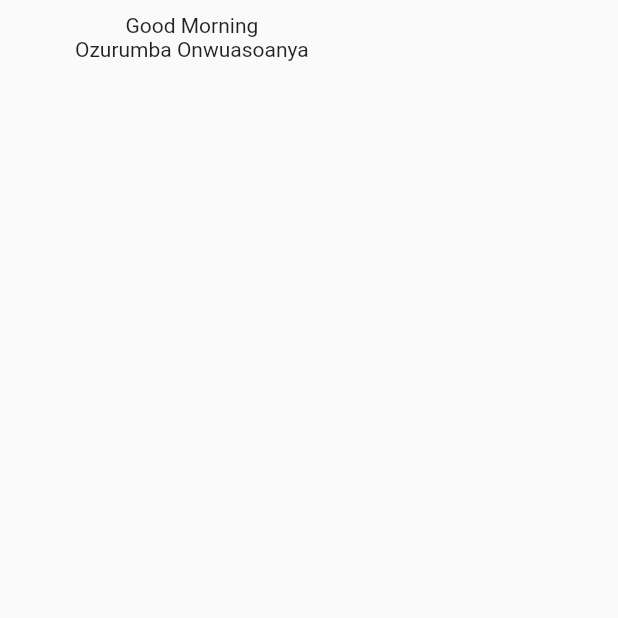
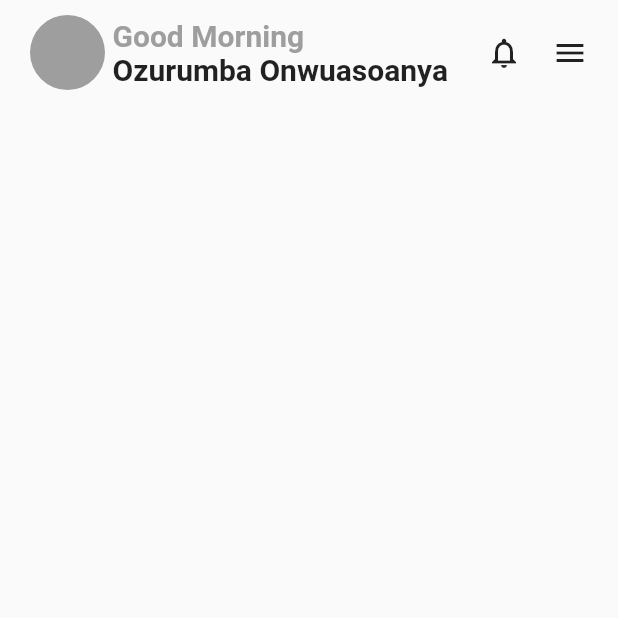
Before and after one commit to Ozurumba007/Job-Finder-App, a Flutter app: the HomeScreen screen opened directly, on a phone screen of 412 x 824 dp, the top half of it. Run offline on Flutter 3.47's test engine with Material 2 defaults, Android fonts, the phone set to English and light mode, and no system bars.

Commit message:
added a gesture detector to custom button \ created a folder called component \ created a custom_app_bar file in the component folder \ added the custom_app_bar to the home_screen

```diff
--- /dev/null
+++ b/lib/component/custom_app_bar.dart
@@ -0,0 +1,54 @@
+import 'package:flutter/material.dart';
+
+class CustomAppBar extends StatelessWidget {
+  const CustomAppBar({super.key});
+
+  @override
+  Widget build(BuildContext context) {
+    return Row(
+      mainAxisAlignment: MainAxisAlignment.spaceBetween,
+      children: [
+        Row(
+          children: [
+            Container(
+              height: 50,
+              width: 50,
+              decoration: BoxDecoration(
+                borderRadius: BorderRadius.circular(25),
+                color: Colors.grey,
+              ),
+            ),
+            SizedBox(width: 5),
+            Column(
+              crossAxisAlignment: CrossAxisAlignment.start,
+              children: [
+                Text(
+                  'Good Morning',
+                  style: TextStyle(
+                    fontSize: 20,
+                    fontWeight: FontWeight.bold,
+                    color: Colors.grey[500],
+                  ),
+                ),
+                Text(
+                  'Ozurumba Onwuasoanya',
+                  style: TextStyle(
+                    fontSize: 20,
+                    fontWeight: FontWeight.bold,
+                  ),
+                ),
+              ],
+            ),
+          ],
+        ),
+        Row(
+          children: [
+            Icon(Icons.notifications_outlined),
+            SizedBox(width: 20),
+            Icon(Icons.menu)
+          ],
+        ),
+      ],
+    );
+  }
+}
--- a/lib/screens/home_screen.dart
+++ b/lib/screens/home_screen.dart
@@ -1,4 +1,5 @@
 import 'package:flutter/material.dart';
+import 'package:job_search_app/component/custom_app_bar.dart';
 
 class HomeScreen extends StatefulWidget {
   const HomeScreen({super.key});
@@ -10,26 +11,20 @@ class HomeScreen extends StatefulWidget {
 class _HomeScreenState extends State<HomeScreen> {
   @override
   Widget build(BuildContext context) {
-    return Scaffold(
-      body: Column(
-        children: [
-          // Custom app bar
+    return const Scaffold(
+      // backgroundColor: Colors.white,
+      body: SafeArea(
+        child: Padding(
+          padding: EdgeInsets.symmetric(horizontal: 20.0),
+          child: Column(
+            children: [
+              SizedBox(height: 10),
 
-          Row(
-            children: [
-              Container(
-                height: 50,
-                width: 50,
-              ),
-              Column(
-                children: [
-                  Text('Good Morning'),
-                  Text('Ozurumba Onwuasoanya'),
-                ],
-              ),
+              // Custom app bar
+              CustomAppBar(),
             ],
-          )
-        ],
+          ),
+        ),
       ),
     );
   }
--- a/lib/screens/onboarding_screen.dart
+++ b/lib/screens/onboarding_screen.dart
@@ -1,6 +1,7 @@
 // ignore_for_file: prefer_const_literals_to_create_immutables, prefer_const_constructors
 
 import 'package:flutter/material.dart';
+import 'package:job_search_app/screens/home_screen.dart';
 
 class OnboardingScreen extends StatelessWidget {
   const OnboardingScreen({super.key});
@@ -12,6 +13,7 @@ class OnboardingScreen extends StatelessWidget {
       body: Column(
         children: [
           Expanded(
+            flex: 2,
             child: Container(
               width: double.infinity,
               decoration: const BoxDecoration(
@@ -22,9 +24,7 @@ class OnboardingScreen extends StatelessWidget {
               ),
             ),
           ),
-          Container(
-            height: 250,
-            child: Expanded(
+          Expanded(
             child: ClipRRect(
               borderRadius: BorderRadius.only(
                 topLeft: Radius.circular(20),
@@ -32,7 +32,6 @@ class OnboardingScreen extends StatelessWidget {
               ),
               child: Container(
                 color: Colors.white,
-                  height: 500,
                 child: Center(
                   child: Column(
                     mainAxisAlignment: MainAxisAlignment.spaceEvenly,
@@ -61,6 +60,14 @@ class OnboardingScreen extends StatelessWidget {
                       // Custom Button
                       Padding(
                         padding: const EdgeInsets.symmetric(horizontal: 10.0),
+                        child: GestureDetector(
+                          onTap: () {
+                            Navigator.push(
+                              context,
+                              MaterialPageRoute(
+                                  builder: (context) => HomeScreen()),
+                            );
+                          },
                           child: Container(
                             height: 45,
                             width: double.infinity,
@@ -79,8 +86,8 @@ class OnboardingScreen extends StatelessWidget {
                             ),
                           ),
                         ),
+                      ),
                     ],
-                    ),
                   ),
                 ),
               ),
```
Lines whose indentation alone changed are shown as unchanged.
